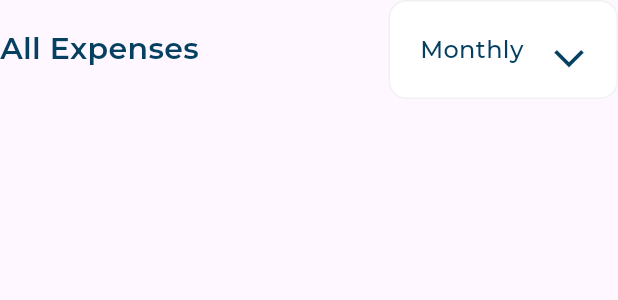
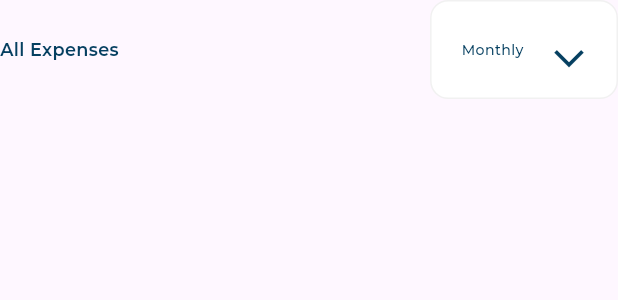
Before and after one commit to MohammadBeta/Expenses-UI, a Flutter app: the AllExpensesHeader widget shown alone on an empty page, opened directly, on a phone screen of 412 x 824 dp. Shown: the top 300 px of the screen. Run offline on Flutter 3.47's test engine with Material 3 defaults, Android fonts, the phone set to English and light mode, and no system bars; our stand-ins replace expandable_page_view, fl_chart, flutter_svg; project files that could hold a hidden picture were left out.

Commit message:
refactor text style for responsive

```diff
--- a/expenses_ui__application/lib/core/utilis/constatnts/app_styles.dart
+++ b/expenses_ui__application/lib/core/utilis/constatnts/app_styles.dart
@@ -1,73 +1,107 @@
 import 'package:flutter/material.dart';
 
 abstract class AppStyles {
-  static const TextStyle styleRegular16 = TextStyle(
-    color: Color(0xFF064060),
-    fontSize: 16,
+  static TextStyle styleRegular16(BuildContext context) {
+    return TextStyle(
+      color: const Color(0xFF064060),
+      fontSize: getResponsiveTextSize(context: context, baseFontSize: 16),
       fontFamily: 'Montserrat',
       fontWeight: FontWeight.w400,
     );
+  }
 
-  static const TextStyle styleBold16 = TextStyle(
-    color: Color(0xFF4EB7F2),
-    fontSize: 16,
+  static TextStyle styleBold16(BuildContext context) {
+    return TextStyle(
+      color: const Color(0xFF4EB7F2),
+      fontSize: getResponsiveTextSize(context: context, baseFontSize: 16),
       fontFamily: 'Montserrat',
       fontWeight: FontWeight.w700,
     );
+  }
 
-  static const TextStyle styleMedium16 = TextStyle(
-    color: Color(0xFF064061),
-    fontSize: 16,
+  static TextStyle styleMedium16(BuildContext context) {
+    return TextStyle(
+      color: const Color(0xFF064061),
+      fontSize: getResponsiveTextSize(context: context, baseFontSize: 16),
       fontFamily: 'Montserrat',
       fontWeight: FontWeight.w500,
     );
+  }
 
-  static const TextStyle styleMedium20 = TextStyle(
-    color: Color(0xFFFFFFFF),
-    fontSize: 20,
+  static TextStyle styleMedium20(BuildContext context) {
+    return TextStyle(
+      color: const Color(0xFFFFFFFF),
+      fontSize: getResponsiveTextSize(context: context, baseFontSize: 20),
       fontFamily: 'Montserrat',
       fontWeight: FontWeight.w500,
     );
+  }
 
-  static const TextStyle styleSemiBold16 = TextStyle(
-    color: Color(0xFF064061),
-    fontSize: 16,
-    fontFamily: 'Montserrat',
-    fontWeight: FontWeight.w600,
-  );
-
-  static const TextStyle styleSemiBold20 = TextStyle(
-    color: Color(0xFF064061),
-    fontSize: 20,
-    fontFamily: 'Montserrat',
-    fontWeight: FontWeight.w600,
-  );
-
-  static const TextStyle styleRegular12 = TextStyle(
-    color: Color(0xFFAAAAAA),
-    fontSize: 12,
-    fontFamily: 'Montserrat',
-    fontWeight: FontWeight.w400,
-  );
-
-  static const TextStyle styleSemiBold24 = TextStyle(
-    color: Color(0xFF4EB7F2),
-    fontSize: 24,
-    fontFamily: 'Montserrat',
-    fontWeight: FontWeight.w600,
-  );
-
-  static const TextStyle styleRegular14 = TextStyle(
-    color: Color(0xFFAAAAAA),
-    fontSize: 14,
-    fontFamily: 'Montserrat',
-    fontWeight: FontWeight.w400,
-  );
-
-  static const TextStyle styleSemiBold18 = TextStyle(
-    color: Color(0xFFFFFFFF),
-    fontSize: 18,
+  static TextStyle styleSemiBold16(BuildContext context) {
+    return TextStyle(
+      color: const Color(0xFF064061),
+      fontSize: getResponsiveTextSize(context: context, baseFontSize: 16),
       fontFamily: 'Montserrat',
       fontWeight: FontWeight.w600,
     );
   }
+
+  static TextStyle styleSemiBold20(BuildContext context) {
+    return TextStyle(
+      color: const Color(0xFF064061),
+      fontSize: getResponsiveTextSize(context: context, baseFontSize: 20),
+      fontFamily: 'Montserrat',
+      fontWeight: FontWeight.w600,
+    );
+  }
+
+  static TextStyle styleRegular12(BuildContext context) {
+    return TextStyle(
+      color: const Color(0xFFAAAAAA),
+      fontSize: getResponsiveTextSize(context: context, baseFontSize: 12),
+      fontFamily: 'Montserrat',
+      fontWeight: FontWeight.w400,
+    );
+  }
+
+  static TextStyle styleSemiBold24(BuildContext context) {
+    return TextStyle(
+      color: const Color(0xFF4EB7F2),
+      fontSize: getResponsiveTextSize(context: context, baseFontSize: 24),
+      fontFamily: 'Montserrat',
+      fontWeight: FontWeight.w600,
+    );
+  }
+
+  static TextStyle styleRegular14(BuildContext context) {
+    return TextStyle(
+      color: const Color(0xFFAAAAAA),
+      fontSize: getResponsiveTextSize(context: context, baseFontSize: 14),
+      fontFamily: 'Montserrat',
+      fontWeight: FontWeight.w400,
+    );
+  }
+
+  static TextStyle styleSemiBold18(BuildContext context) {
+    return TextStyle(
+      color: const Color(0xFFFFFFFF),
+      fontSize: getResponsiveTextSize(context: context, baseFontSize: 18),
+      fontFamily: 'Montserrat',
+      fontWeight: FontWeight.w600,
+    );
+  }
+}
+
+double getResponsiveTextSize(
+    {required BuildContext context, required double baseFontSize}) {
+  double width = MediaQuery.sizeOf(context).width;
+  double finalFontSize = baseFontSize;
+  if (width < 400) {
+    finalFontSize = baseFontSize * (width / 400);
+  } else if (width < 700) {
+    finalFontSize = baseFontSize * (width / 700);
+  } else if (width < 1000) {
+    finalFontSize = baseFontSize * (width / 1000);
+  }
+  return finalFontSize;
+}
--- a/expenses_ui__application/lib/features/dashborad/presentaion/widgets/all_expenses/active_expenses_item.dart
+++ b/expenses_ui__application/lib/features/dashborad/presentaion/widgets/all_expenses/active_expenses_item.dart
@@ -47,7 +47,7 @@ class ActiveExpensesItem extends StatelessWidget {
           FittedBox(
             child: Text(
               expenseModel.title,
-              style: AppStyles.styleSemiBold16.copyWith(color: Colors.white),
+              style: AppStyles.styleSemiBold16(context).copyWith(color: Colors.white),
             ),
           ),
           const SizedBox(
@@ -56,7 +56,7 @@ class ActiveExpensesItem extends StatelessWidget {
           FittedBox(
             child: Text(
               expenseModel.date,
-              style: AppStyles.styleRegular14.copyWith(color: Colors.white),
+              style: AppStyles.styleRegular14(context).copyWith(color: Colors.white),
             ),
           ),
           const SizedBox(
@@ -65,7 +65,7 @@ class ActiveExpensesItem extends StatelessWidget {
           FittedBox(
             child: Text(
               expenseModel.price,
-              style: AppStyles.styleSemiBold24.copyWith(color: Colors.white),
+              style: AppStyles.styleSemiBold24(context).copyWith(color: Colors.white),
             ),
           ),
         ],
--- a/expenses_ui__application/lib/features/dashborad/presentaion/widgets/all_expenses/all_expenses_header.dart
+++ b/expenses_ui__application/lib/features/dashborad/presentaion/widgets/all_expenses/all_expenses_header.dart
@@ -8,19 +8,19 @@ class AllExpensesHeader extends StatelessWidget {
 
   @override
   Widget build(BuildContext context) {
-    return const Row(
+    return  Row(
       mainAxisAlignment: MainAxisAlignment.spaceBetween,
       children: [
         Text(
           "All Expenses",
-          style: AppStyles.styleSemiBold20,
+          style: AppStyles.styleSemiBold20(context),
         ),
         CustomBackgroundContainer(
           child: Row(
             children: [
               Text(
                 "Monthly",
-                style: AppStyles.styleMedium16,
+                style: AppStyles.styleMedium16(context),
               ),
               SizedBox(
                 width: 18,
--- a/expenses_ui__application/lib/features/dashborad/presentaion/widgets/all_expenses/un_active_expenses_item.dart
+++ b/expenses_ui__application/lib/features/dashborad/presentaion/widgets/all_expenses/un_active_expenses_item.dart
@@ -43,7 +43,7 @@ class UnActiveExpensesItem extends StatelessWidget {
           FittedBox(
             child: Text(
               expenseModel.title,
-              style: AppStyles.styleSemiBold16,
+              style: AppStyles.styleSemiBold16(context),
             ),
           ),
           const SizedBox(
@@ -52,7 +52,7 @@ class UnActiveExpensesItem extends StatelessWidget {
           FittedBox(
             child: Text(
               expenseModel.date,
-              style: AppStyles.styleRegular14
+              style: AppStyles.styleRegular14(context)
                   .copyWith(color: const Color(0xffAAAAAA)),
             ),
           ),
@@ -62,7 +62,7 @@ class UnActiveExpensesItem extends StatelessWidget {
           FittedBox(
             child: Text(
               expenseModel.price,
-              style: AppStyles.styleSemiBold24,
+              style: AppStyles.styleSemiBold24(context),
             ),
           ),
         ],
--- a/expenses_ui__application/lib/features/dashborad/presentaion/widgets/custom_drawer/custom_drawer_item.dart
+++ b/expenses_ui__application/lib/features/dashborad/presentaion/widgets/custom_drawer/custom_drawer_item.dart
@@ -29,7 +29,7 @@ class CustomDrawerItem extends StatelessWidget {
               leading: SvgPicture.asset(drawerItem.icon),
               title: Text(
                 drawerItem.title,
-                style:  isSelected ? AppStyles.styleBold16 : AppStyles.styleRegular16,
+                style:  isSelected ? AppStyles.styleBold16(context) : AppStyles.styleRegular16(context),
               ))),
     );
   }
--- a/expenses_ui__application/lib/features/dashborad/presentaion/widgets/income_details.dart
+++ b/expenses_ui__application/lib/features/dashborad/presentaion/widgets/income_details.dart
@@ -28,12 +28,12 @@ class IncomeDetails extends StatelessWidget {
               ),
               Text(
                 incomesList[index].incomeTitle,
-                style: AppStyles.styleRegular16,
+                style: AppStyles.styleRegular16(context),
               ),
               const Expanded(child: SizedBox()),
               Text(
                 "${incomesList[index].rate.toString()}%",
-                style: AppStyles.styleMedium16,
+                style: AppStyles.styleMedium16(context),
               )
             ],
           ),
--- a/expenses_ui__application/lib/features/dashborad/presentaion/widgets/my_card_section.dart
+++ b/expenses_ui__application/lib/features/dashborad/presentaion/widgets/my_card_section.dart
@@ -38,9 +38,9 @@ class _MyCardSectionState extends State<MyCardSection> {
       child: Column(
         crossAxisAlignment: CrossAxisAlignment.start,
         children: [
-          const Text(
+          Text(
             "My card",
-            style: AppStyles.styleSemiBold20,
+            style: AppStyles.styleSemiBold20(context),
           ),
           const SizedBox(
             height: 20,
--- a/expenses_ui__application/lib/features/dashborad/presentaion/widgets/quick_invoice/latest_transaction.dart
+++ b/expenses_ui__application/lib/features/dashborad/presentaion/widgets/quick_invoice/latest_transaction.dart
@@ -35,9 +35,9 @@ class LatestTransaction extends StatelessWidget {
     return Column(
       crossAxisAlignment: CrossAxisAlignment.start,
       children: [
-        const Text(
+        Text(
           "Latest Transaction",
-          style: AppStyles.styleMedium16,
+          style: AppStyles.styleMedium16(context),
         ),
         const SizedBox(
           height: 12,
--- a/expenses_ui__application/lib/features/dashborad/presentaion/widgets/quick_invoice/quick_invoice_field.dart
+++ b/expenses_ui__application/lib/features/dashborad/presentaion/widgets/quick_invoice/quick_invoice_field.dart
@@ -1,4 +1,3 @@
-
 import 'package:flutter/material.dart';
 
 import '../../../../../core/utilis/constatnts/app_styles.dart';
@@ -14,13 +13,14 @@ class QuickInvoiceField extends StatelessWidget {
       children: [
         Text(
           hintText,
-          style: AppStyles.styleMedium16,
+          style: AppStyles.styleMedium16(context),
         ),
         TextField(
           decoration: InputDecoration(
               contentPadding: const EdgeInsets.only(left: 20),
               hintText: "Type ${hintText.toLowerCase()}",
-              hintStyle: AppStyles.styleRegular16.copyWith(color: Colors.grey),
+              hintStyle: AppStyles.styleRegular16(context)
+                  .copyWith(color: Colors.grey),
               enabledBorder: InputBorder.none,
               focusedBorder: InputBorder.none),
         )
--- a/expenses_ui__application/lib/features/dashborad/presentaion/widgets/quick_invoice/quick_invoice_form.dart
+++ b/expenses_ui__application/lib/features/dashborad/presentaion/widgets/quick_invoice/quick_invoice_form.dart
@@ -54,7 +54,7 @@ class QuickInvoiceForm extends StatelessWidget {
                 backgroundColor: Colors.white,
                 child: Text(
                   "Add more details",
-                  style: AppStyles.styleSemiBold18
+                  style: AppStyles.styleSemiBold18(context)
                       .copyWith(color: const Color(0xff4EB7F2)),
                 ),
               ),
@@ -62,11 +62,11 @@ class QuickInvoiceForm extends StatelessWidget {
             const SizedBox(
               width: 24,
             ),
-            const Expanded(
+            Expanded(
               child: CustomTextButton(
                 child: Text(
                   "Send Money",
-                  style: AppStyles.styleSemiBold18,
+                  style: AppStyles.styleSemiBold18(context),
                 ),
               ),
             )
--- a/expenses_ui__application/lib/features/dashborad/presentaion/widgets/quick_invoice/quick_invoice_header.dart
+++ b/expenses_ui__application/lib/features/dashborad/presentaion/widgets/quick_invoice/quick_invoice_header.dart
@@ -1,4 +1,3 @@
-
 import 'package:flutter/material.dart';
 
 import '../../../../../core/utilis/constatnts/app_styles.dart';
@@ -11,9 +10,9 @@ class QuickInvoicHeader extends StatelessWidget {
     return Row(
       mainAxisAlignment: MainAxisAlignment.spaceBetween,
       children: [
-        const Text(
+        Text(
           "Quick Invoice",
-          style: AppStyles.styleSemiBold20,
+          style: AppStyles.styleSemiBold20(context),
         ),
         IconButton(
             onPressed: () {},
--- a/expenses_ui__application/lib/features/dashborad/presentaion/widgets/transaction_section.dart
+++ b/expenses_ui__application/lib/features/dashborad/presentaion/widgets/transaction_section.dart
@@ -14,13 +14,13 @@ class TransactionSection extends StatelessWidget {
         Row(
           mainAxisAlignment: MainAxisAlignment.spaceBetween,
           children: [
-            const Text(
+             Text(
               "Transaction History",
-              style: AppStyles.styleSemiBold20,
+              style: AppStyles.styleSemiBold20(context),
             ),
             Text(
               "See all",
-              style: AppStyles.styleMedium16
+              style: AppStyles.styleMedium16(context)
                   .copyWith(color: const Color(0xff4EB7F2)),
             )
           ],
--- a/expenses_ui__application/lib/features/dashborad/presentaion/widgets/user_list_tile_info.dart
+++ b/expenses_ui__application/lib/features/dashborad/presentaion/widgets/user_list_tile_info.dart
@@ -14,11 +14,11 @@ class UserListTileInfo extends StatelessWidget {
       leading: SvgPicture.asset(userInfoModel.profileImage),
       title: Text(
         userInfoModel.userName,
-        style: AppStyles.styleSemiBold16,
+        style: AppStyles.styleSemiBold16(context),
       ),
       subtitle: Text(
         userInfoModel.email,
-        style: AppStyles.styleRegular12,
+        style: AppStyles.styleRegular12(context),
       ),
     );
   }
```
Also changed, not shown: expenses_ui__application/lib/features/dashborad/presentaion/widgets/income_chart.dart (+42 -2 lines), expenses_ui__application/lib/features/dashborad/presentaion/widgets/income_section.dart (+8 -5 lines), expenses_ui__application/lib/features/dashborad/presentaion/widgets/my_card_widget.dart (+6 -5 lines), expenses_ui__application/lib/features/dashborad/presentaion/widgets/transaction_item_widget.dart (+4 -4 lines). Lines whose indentation alone changed are shown as unchanged.
